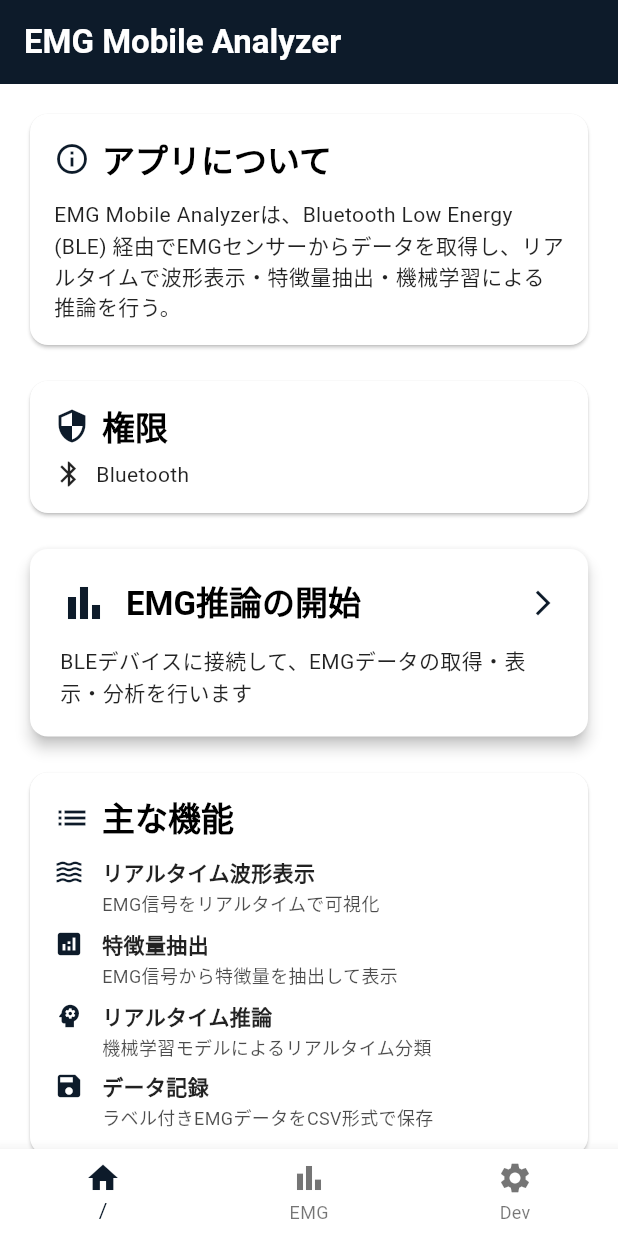
After one commit to sotta-tis/emg-mobile-analyzer, a Flutter app: the screen it shows after launch, on a phone screen of 412 x 824 dp. The commit adds this screen. Run offline on Flutter 3.47's test engine with Material 3 defaults, Android fonts, the phone set to English and light mode, and no system bars; our stand-ins replace fl_chart, flutter_blue_plus, flutter_riverpod, go_router, share_plus; missing offline and left inert: dart:ffi.

Commit message:
:hammer: :lipstick: home_screenからdev_screenにテスト機能を移したのでhome_page適当に記述

```diff
--- a/lib/core/app_router.dart
+++ b/lib/core/app_router.dart
@@ -1,7 +1,8 @@
 import 'package:go_router/go_router.dart';
 import 'package:emg_mobile_analyzer/shells/template_shell.dart';
-import 'package:emg_mobile_analyzer/pages/home_page.dart';
+import 'package:emg_mobile_analyzer/screens/home_screen.dart';
 import 'package:emg_mobile_analyzer/screens/emg_screen.dart';
+import 'package:emg_mobile_analyzer/screens/dev_screen.dart';
 
 final router = GoRouter(
   initialLocation: '/',
@@ -11,9 +12,11 @@ final router = GoRouter(
           (context, state, child) =>
               TemplateShell(currentPath: state.uri.path, child: child),
       routes: [
-        GoRoute(path: '/', builder: (_, __) => const HomePage()),
+        GoRoute(path: '/', builder: (_, __) => const HomeScreen()),
 
         GoRoute(path: '/emg', builder: (_, __) => const EmgScreen()),
+
+        GoRoute(path: '/dev', builder: (_, __) => const DevScreen()),
       ],
     ),
   ],
--- /dev/null
+++ b/lib/screens/home_screen.dart
@@ -0,0 +1,270 @@
+import 'package:flutter/material.dart';
+import 'package:flutter_riverpod/flutter_riverpod.dart';
+import 'package:go_router/go_router.dart';
+
+class HomeScreen extends ConsumerWidget {
+  const HomeScreen({super.key});
+
+  @override
+  Widget build(BuildContext context, WidgetRef ref) {
+    return Scaffold(
+      appBar: AppBar(title: const Text('EMG Mobile Analyzer')),
+      body: SingleChildScrollView(
+        padding: const EdgeInsets.all(16.0),
+        child: Column(
+          crossAxisAlignment: CrossAxisAlignment.stretch,
+          children: [
+            // アプリ概要
+            Card(
+              child: Padding(
+                padding: const EdgeInsets.all(16.0),
+                child: Column(
+                  crossAxisAlignment: CrossAxisAlignment.start,
+                  children: [
+                    Row(
+                      children: [
+                        Icon(
+                          Icons.info_outline,
+                          color: Theme.of(context).colorScheme.primary,
+                        ),
+                        const SizedBox(width: 8),
+                        Text(
+                          'アプリについて',
+                          style: Theme.of(context).textTheme.titleLarge
+                              ?.copyWith(fontWeight: FontWeight.bold),
+                        ),
+                      ],
+                    ),
+                    const SizedBox(height: 12),
+                    const Text(
+                      'EMG Mobile Analyzerは、Bluetooth Low Energy (BLE) 経由でEMGセンサーからデータを取得し、'
+                      'リアルタイムで波形表示・特徴量抽出・機械学習による推論を行う。',
+                    ),
+                  ],
+                ),
+              ),
+            ),
+
+            const SizedBox(height: 16),
+
+            // 必要な権限
+            Card(
+              child: Padding(
+                padding: const EdgeInsets.all(16.0),
+                child: Column(
+                  crossAxisAlignment: CrossAxisAlignment.start,
+                  children: [
+                    Row(
+                      children: [
+                        Icon(
+                          Icons.security,
+                          color: Theme.of(context).colorScheme.primary,
+                        ),
+                        const SizedBox(width: 8),
+                        Text(
+                          '権限',
+                          style: Theme.of(context).textTheme.titleLarge
+                              ?.copyWith(fontWeight: FontWeight.bold),
+                        ),
+                      ],
+                    ),
+                    const SizedBox(height: 8),
+                    const Row(
+                      crossAxisAlignment: CrossAxisAlignment.start,
+                      children: [
+                        Icon(Icons.bluetooth, size: 20),
+                        SizedBox(width: 8),
+                        Expanded(child: Text('Bluetooth')),
+                      ],
+                    ),
+                  ],
+                ),
+              ),
+            ),
+
+            const SizedBox(height: 16),
+
+            // EMGページへのナビゲーション
+            Card(
+              elevation: 4,
+              child: InkWell(
+                onTap: () => context.go('/emg'),
+                borderRadius: BorderRadius.circular(12),
+                child: Padding(
+                  padding: const EdgeInsets.all(20.0),
+                  child: Column(
+                    crossAxisAlignment: CrossAxisAlignment.start,
+                    children: [
+                      Row(
+                        children: [
+                          Icon(
+                            Icons.bar_chart,
+                            size: 32,
+                            color: Theme.of(context).colorScheme.primary,
+                          ),
+                          const SizedBox(width: 12),
+                          Expanded(
+                            child: Text(
+                              'EMG推論の開始',
+                              style: Theme.of(context).textTheme.titleLarge
+                                  ?.copyWith(fontWeight: FontWeight.bold),
+                            ),
+                          ),
+                          Icon(
+                            Icons.arrow_forward_ios,
+                            size: 20,
+                            color: Theme.of(context).colorScheme.primary,
+                          ),
+                        ],
+                      ),
+                      const SizedBox(height: 12),
+                      const Text('BLEデバイスに接続して、EMGデータの取得・表示・分析を行います'),
+                    ],
+                  ),
+                ),
+              ),
+            ),
+
+            const SizedBox(height: 16),
+            // 機能一覧
+            Card(
+              child: Padding(
+                padding: const EdgeInsets.all(16.0),
+                child: Column(
+                  crossAxisAlignment: CrossAxisAlignment.start,
+                  children: [
+                    Row(
+                      children: [
+                        Icon(
+                          Icons.list,
+                          color: Theme.of(context).colorScheme.primary,
+                        ),
+                        const SizedBox(width: 8),
+                        Text(
+                          '主な機能',
+                          style: Theme.of(context).textTheme.titleLarge
+                              ?.copyWith(fontWeight: FontWeight.bold),
+                        ),
+                      ],
+                    ),
+                    const SizedBox(height: 12),
+                    _buildFeatureItem(
+                      context,
+                      Icons.waves,
+                      'リアルタイム波形表示',
+                      'EMG信号をリアルタイムで可視化',
+                    ),
+                    const SizedBox(height: 8),
+                    _buildFeatureItem(
+                      context,
+                      Icons.analytics,
+                      '特徴量抽出',
+                      'EMG信号から特徴量を抽出して表示',
+                    ),
+                    const SizedBox(height: 8),
+                    _buildFeatureItem(
+                      context,
+                      Icons.psychology,
+                      'リアルタイム推論',
+                      '機械学習モデルによるリアルタイム分類',
+                    ),
+                    const SizedBox(height: 8),
+                    _buildFeatureItem(
+                      context,
+                      Icons.save,
+                      'データ記録',
+                      'ラベル付きEMGデータをCSV形式で保存',
+                    ),
+                  ],
+                ),
+              ),
+            ),
+          ],
+        ),
+      ),
+    );
+  }
+
+  Widget buildStep(
+    BuildContext context,
+    int number,
+    String title,
+    String description,
+  ) {
+    return Row(
+      crossAxisAlignment: CrossAxisAlignment.start,
+      children: [
+        Container(
+          width: 24,
+          height: 24,
+          decoration: BoxDecoration(
+            color: Theme.of(context).colorScheme.primary,
+            shape: BoxShape.circle,
+          ),
+          child: Center(
+            child: Text(
+              '$number',
+              style: const TextStyle(
+                color: Colors.white,
+                fontSize: 12,
+                fontWeight: FontWeight.bold,
+              ),
+            ),
+          ),
+        ),
+        const SizedBox(width: 12),
+        Expanded(
+          child: Column(
+            crossAxisAlignment: CrossAxisAlignment.start,
+            children: [
+              Text(title, style: const TextStyle(fontWeight: FontWeight.w600)),
+              const SizedBox(height: 2),
+              Text(
+                description,
+                style: TextStyle(
+                  fontSize: 12,
+                  color: Theme.of(
+                    context,
+                  ).colorScheme.onSurface.withOpacity(0.7),
+                ),
+              ),
+            ],
+          ),
+        ),
+      ],
+    );
+  }
+
+  Widget _buildFeatureItem(
+    BuildContext context,
+    IconData icon,
+    String title,
+    String description,
+  ) {
+    return Row(
+      crossAxisAlignment: CrossAxisAlignment.start,
+      children: [
+        Icon(icon, size: 20, color: Theme.of(context).colorScheme.primary),
+        const SizedBox(width: 12),
+        Expanded(
+          child: Column(
+            crossAxisAlignment: CrossAxisAlignment.start,
+            children: [
+              Text(title, style: const TextStyle(fontWeight: FontWeight.w600)),
+              const SizedBox(height: 2),
+              Text(
+                description,
+                style: TextStyle(
+                  fontSize: 12,
+                  color: Theme.of(
+                    context,
+                  ).colorScheme.onSurface.withOpacity(0.7),
+                ),
+              ),
+            ],
+          ),
+        ),
+      ],
+    );
+  }
+}
--- a/lib/shells/template_shell.dart
+++ b/lib/shells/template_shell.dart
@@ -28,11 +28,15 @@ class TemplateShell extends StatelessWidget {
             case 1:
               context.go('/emg');
               break;
+            case 2:
+              context.go('/dev');
+              break;
           }
         },
         items: const [
           BottomNavigationBarItem(icon: Icon(Icons.home), label: '/'),
           BottomNavigationBarItem(icon: Icon(Icons.bar_chart), label: 'EMG'),
+          BottomNavigationBarItem(icon: Icon(Icons.settings), label: 'Dev'),
         ],
       ),
     );
```
Also changed, not shown: lib/pages/home_page.dart (deleted, +0 -93 lines).
